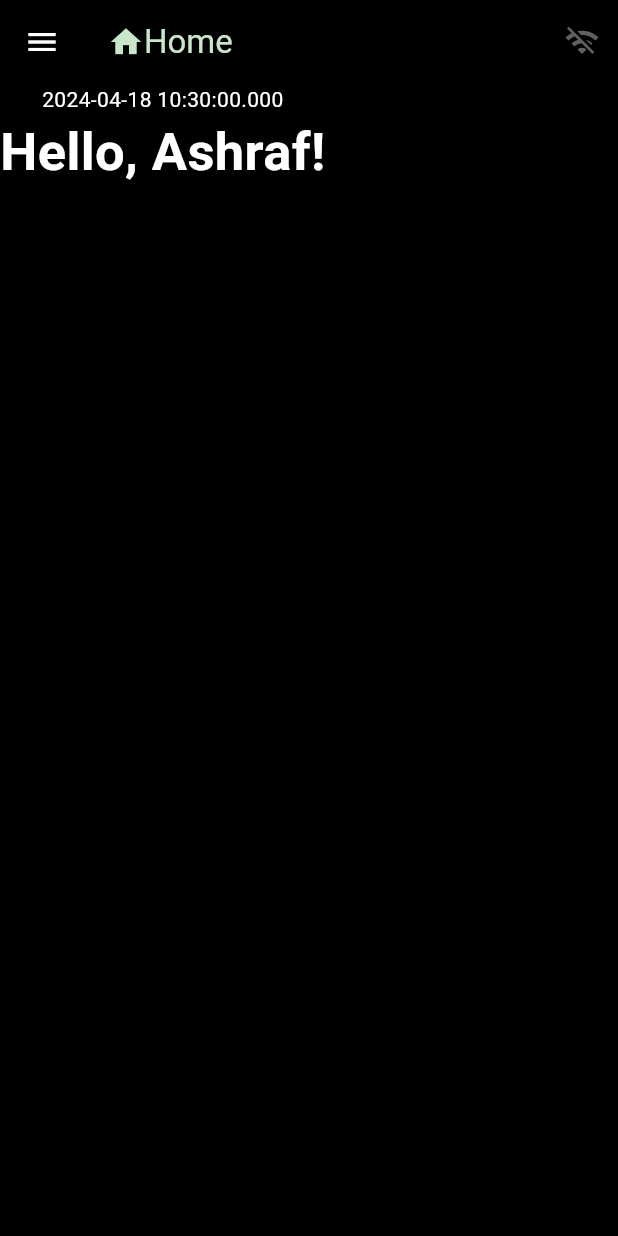
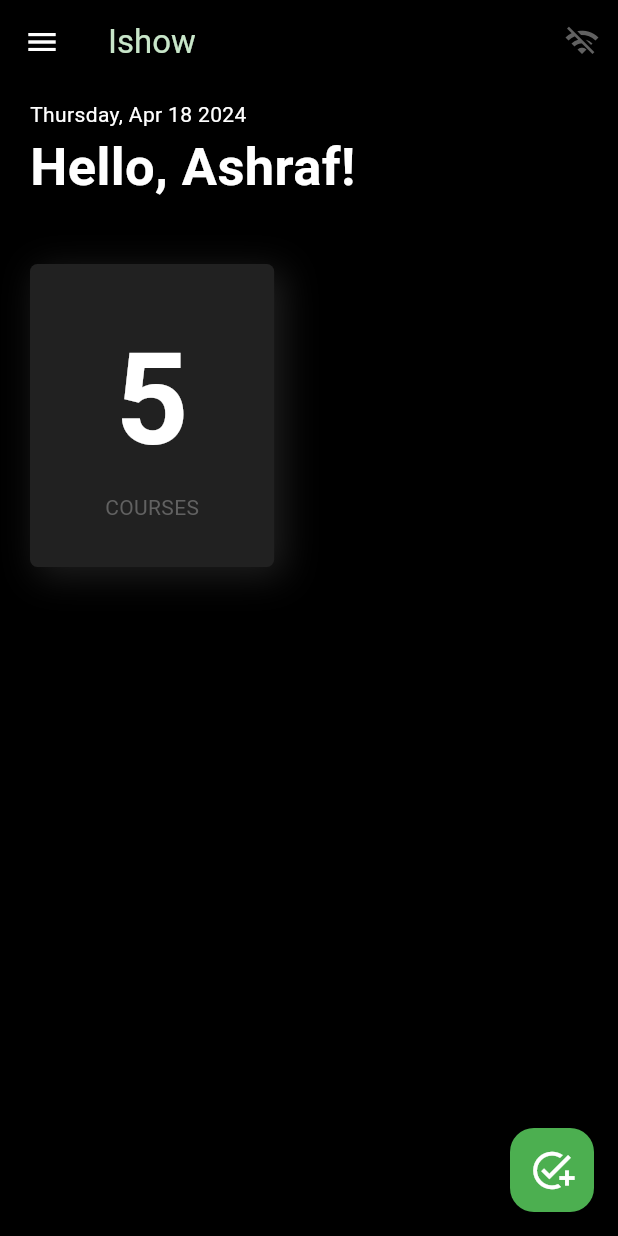
Before and after one commit to ashraf267/ishow, a Flutter app: the screen it shows after launch, on a phone screen of 412 x 824 dp. Run offline on Flutter 3.47's test engine with Material 3 defaults, Android fonts, the phone set to English and light mode, and no system bars; our stand-ins replace google_fonts; Roboto replaces fonts that are missing (Ubuntu).

Commit message:
minor ui bug fix

```diff
--- a/lib/main.dart
+++ b/lib/main.dart
@@ -477,7 +477,7 @@
       backgroundColor: Colors.black,
       appBar: AppBar(
         title: Text(
-          'wole',
+          'Login',
           style: GoogleFonts.ubuntu(
             color: Colors.white,
           ),
@@ -575,15 +575,15 @@
         backgroundColor: Colors.transparent,
         title: Row(
           children: [
-            // home icon
-            Icon(
-              Icons.home,
-              color: Colors.green[100],
-            ),
+            // // home icon
+            // Icon(
+            //   Icons.home,
+            //   color: Colors.green[100],
+            // ),
 
             // text
             Text(
-              'Home',
+              'Ishow',
               style: GoogleFonts.ubuntu(
                 color: Colors.green[100],
               ),
@@ -615,10 +615,14 @@
           ),
         ],
       ),
-      body: Column(
+      body: Padding(
+        padding: const EdgeInsets.symmetric(vertical: 10, horizontal: 20),
+        child: Column(
+          crossAxisAlignment: CrossAxisAlignment.start,
           children: [
             Text(
-            DateTime.now().toString(),
+              // DateTime.now().toString(),
+              formatDate(),
               style: GoogleFonts.ubuntu(
                 color: Colors.white,
               ),
@@ -632,12 +636,62 @@
                 fontWeight: FontWeight.bold,
               ),
             ),
+            const SizedBox(height: 40),
+            // no of courses (/attendance) added
+            Container(
+              padding: const EdgeInsets.symmetric(horizontal: 50, vertical: 30),
+              decoration: BoxDecoration(
+                color: Colors.grey[900],
+                borderRadius: BorderRadius.circular(5),
+                boxShadow: const [
+                  BoxShadow(
+                    color: Colors.white12,
+                    blurRadius: 20,
+                    spreadRadius: 1,
+                    offset: Offset(5, 5),
+                  ),
                 ],
+              ),
+              child: Column(
+                mainAxisAlignment: MainAxisAlignment.center,
+                children: [
+                  // no
+                  Text(
+                    '5',
+                    style: GoogleFonts.ubuntu(
+                      color: Colors.white,
+                      fontSize: 85,
+                      fontWeight: FontWeight.bold,
+                    ),
+                  ),
+
+                  // label
+                  Text(
+                    'COURSES',
+                    style: TextStyle(
+                      color: Colors.grey[700],
+                    ),
+                  ),
+                ],
+              ),
+            ),
+          ],
+        ),
+      ),
+      floatingActionButton: FloatingActionButton(
+        backgroundColor: Colors.green,
+        onPressed: () {},
+        child: const Icon(
+          Icons.add_task,
+          color: Colors.white,
+          size: 30,
+        ),
       ),
     );
   }
 }
 
+// this guy could be replaced with a Drawer widget in Scaffold. Fix later!
 class HomeSideMenu extends StatelessWidget {
   const HomeSideMenu({super.key});
 
@@ -810,3 +864,82 @@
     );
   }
 }
+
+// format my date
+// return a custom date formatted string
+String formatDate() {
+  // dt obj
+  DateTime dtObj = DateTime.now();
+
+  String getDay;
+  String getMonth;
+  String dt = dtObj.day.toString();
+  String yr = dtObj.year.toString();
+
+  // get day
+  switch (dtObj.weekday) {
+    case 1:
+      getDay = "Monday";
+      break;
+    case 2:
+      getDay = "Tuesday";
+      break;
+    case 3:
+      getDay = "Wednesday";
+      break;
+    case 4:
+      getDay = "Thursday";
+      break;
+    case 5:
+      getDay = "Friday";
+      break;
+    case 6:
+      getDay = "Saturday";
+      break;
+    default:
+      getDay = "Sunday";
+      break;
+  }
+
+  // get month
+  switch (dtObj.month) {
+    case 1:
+      getMonth = "Jan";
+      break;
+    case 2:
+      getMonth = "Feb";
+      break;
+    case 3:
+      getMonth = "Mar";
+      break;
+    case 4:
+      getMonth = "Apr";
+      break;
+    case 5:
+      getMonth = "May";
+      break;
+    case 6:
+      getMonth = "Jun";
+      break;
+    case 7:
+      getMonth = "Jul";
+      break;
+    case 8:
+      getMonth = "Aug";
+      break;
+    case 9:
+      getMonth = "Sep";
+      break;
+    case 10:
+      getMonth = "Oct";
+      break;
+    case 11:
+      getMonth = "Nov";
+      break;
+    default:
+      getMonth = "Dec";
+      break;
+  }
+
+  return '$getDay, $getMonth $dt $yr';
+}
```
Lines whose indentation alone changed are shown as unchanged.
